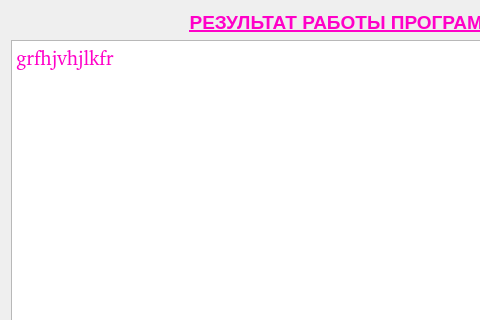
Before: the Qt Designer form result.ui in Dm1tryb1t/HW3, drawn with Qt 5; both pictures show x 0 to 480 and y 0 to 320 of the 707 by 459 pixel window.
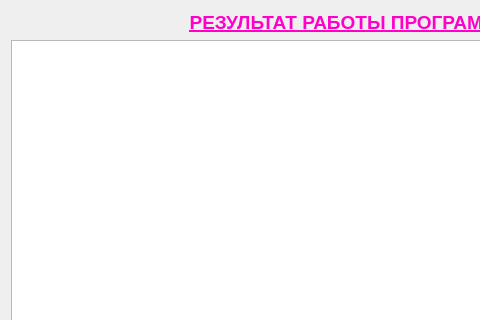
After: the same form once the commit is applied. Icons and pictures are not drawn.

Patch:
```diff
--- a/result.ui
+++ b/result.ui
@@ -84,7 +84,7 @@
 li.unchecked::marker { content: &quot;\2610&quot;; }
 li.checked::marker { content: &quot;\2612&quot;; }
 &lt;/style&gt;&lt;/head&gt;&lt;body style=&quot; font-family:'','15px'; font-size:15pt; font-weight:400; font-style:normal;&quot;&gt;
-&lt;p style=&quot; margin-top:0px; margin-bottom:0px; margin-left:0px; margin-right:0px; -qt-block-indent:0; text-indent:0px;&quot;&gt;grfhjvhjlkfr&lt;/p&gt;&lt;/body&gt;&lt;/html&gt;</string>
+&lt;p style=&quot;-qt-paragraph-type:empty; margin-top:0px; margin-bottom:0px; margin-left:0px; margin-right:0px; -qt-block-indent:0; text-indent:0px;&quot;&gt;&lt;br /&gt;&lt;/p&gt;&lt;/body&gt;&lt;/html&gt;</string>
        </property>
       </widget>
      </item>
```
